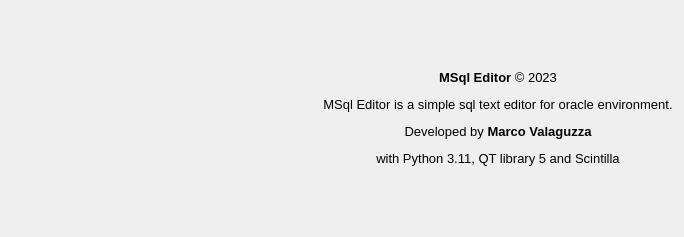
This is source/qtdesigner/MSql_editor_win3_ui.ui in MValaguz/MSql as Qt 5 draws it before an edit. The edited form follows.
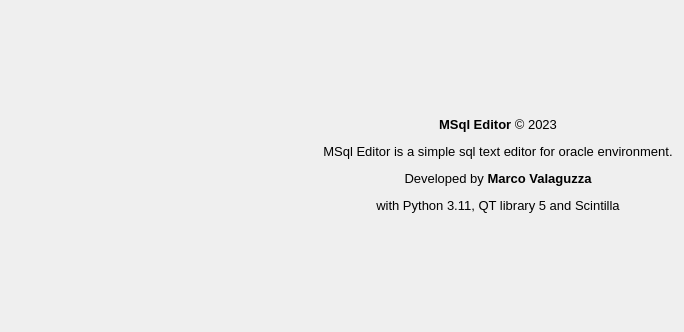
This is the edited form. Icons and pictures are not drawn.

The edit to the form file:
```diff
--- a/source/qtdesigner/MSql_editor_win3_ui.ui
+++ b/source/qtdesigner/MSql_editor_win3_ui.ui
@@ -7,7 +7,7 @@
     <x>0</x>
     <y>0</y>
     <width>684</width>
-    <height>237</height>
+    <height>332</height>
    </rect>
   </property>
   <property name="windowTitle">
@@ -23,7 +23,7 @@
      <item row="0" column="0">
       <widget class="QLabel" name="label">
        <property name="text">
-        <string>&lt;html&gt;&lt;head/&gt;&lt;body&gt;&lt;p align=&quot;center&quot;&gt;&lt;img src=&quot;:/icons/icons/python.gif&quot;/&gt;&lt;img src=&quot;:/icons/icons/qt.gif&quot;/&gt;&lt;/p&gt;&lt;p align=&quot;center&quot;&gt;&lt;img src=&quot;:/icons/icons/SciTEIco.gif&quot;/&gt;&lt;/p&gt;&lt;/body&gt;&lt;/html&gt;</string>
+        <string>&lt;html&gt;&lt;head/&gt;&lt;body&gt;&lt;p align=&quot;center&quot;&gt;&lt;img src=&quot;:/icons/icons/MSql.ico&quot;/&gt;&lt;/p&gt;&lt;p align=&quot;center&quot;&gt;&lt;img src=&quot;:/icons/icons/python.gif&quot;/&gt;&lt;img src=&quot;:/icons/icons/qt.gif&quot;/&gt;&lt;/p&gt;&lt;p align=&quot;center&quot;&gt;&lt;img src=&quot;:/icons/icons/SciTEIco.gif&quot;/&gt;&lt;/p&gt;&lt;/body&gt;&lt;/html&gt;</string>
        </property>
       </widget>
      </item>
```
